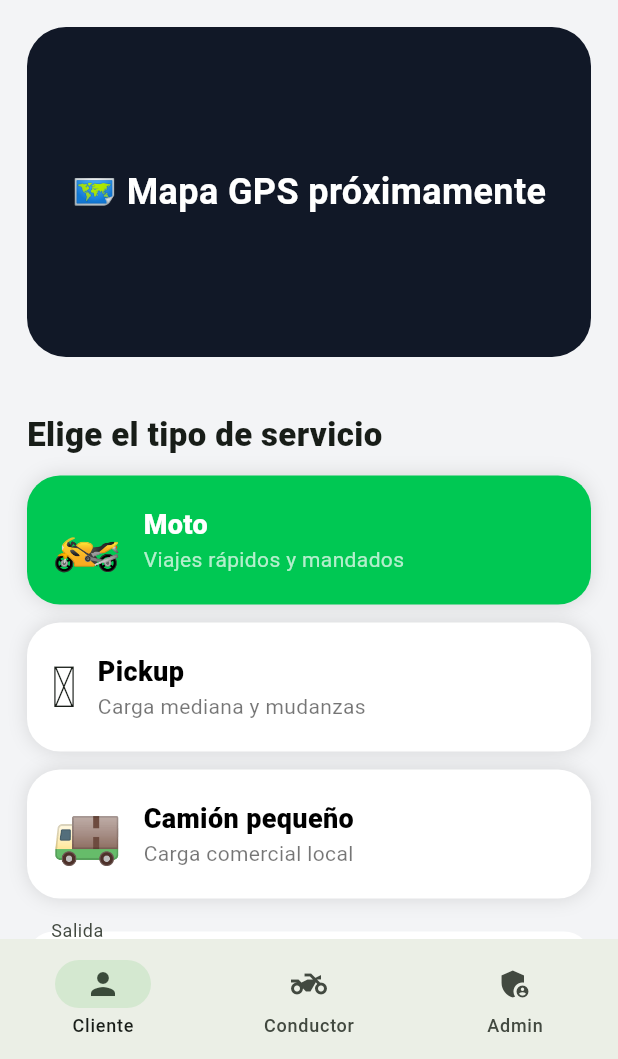
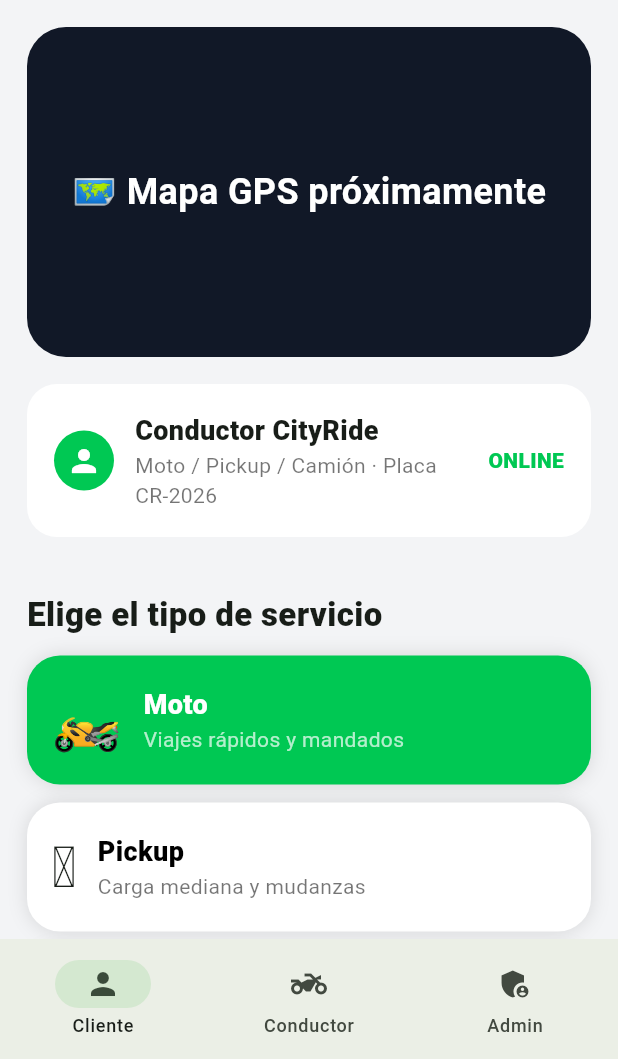
Before and after one commit to mikekatt5/cityride_cr, a Flutter app: the HomeScreen screen opened directly with empty values, on a phone screen of 412 x 824 dp, the part 177-1236 px from its top. Run offline on Flutter 3.47's test engine with Material 3 defaults, Android fonts, the phone set to English and light mode, and no system bars.

Commit message:
Conductores online y asignacion de viajes

```diff
--- a/lib/main.dart
+++ b/lib/main.dart
@@ -24,6 +24,29 @@
 
 enum UserRole { cliente, conductor, admin }
 enum ServiceType { moto, pickup, camion }
+
+class DriverProfile {
+  final String name;
+  final String vehicle;
+  final String plate;
+  final bool online;
+
+  const DriverProfile({
+    required this.name,
+    required this.vehicle,
+    required this.plate,
+    required this.online,
+  });
+
+  DriverProfile copyWith({bool? online}) {
+    return DriverProfile(
+      name: name,
+      vehicle: vehicle,
+      plate: plate,
+      online: online ?? this.online,
+    );
+  }
+}
 
 class ServiceInfo {
   final String name;
@@ -83,6 +106,7 @@
   final int minutes;
   final int price;
   final String status;
+  final DriverProfile? driver;
 
   const Trip({
     required this.service,
@@ -92,9 +116,10 @@
     required this.minutes,
     required this.price,
     required this.status,
+    this.driver,
   });
 
-  Trip copyWith({String? status}) {
+  Trip copyWith({String? status, DriverProfile? driver}) {
     return Trip(
       service: service,
       pickup: pickup,
@@ -103,6 +128,7 @@
       minutes: minutes,
       price: price,
       status: status ?? this.status,
+      driver: driver ?? this.driver,
     );
   }
 }
@@ -156,10 +182,14 @@
           child: Column(
             crossAxisAlignment: CrossAxisAlignment.start,
             children: [
-              const Text('CityRide CR',
-                  style: TextStyle(color: Colors.white, fontSize: 42, fontWeight: FontWeight.w900)),
-              const Text('Moto, pickup y camión pequeño en Costa Rica',
-                  style: TextStyle(color: Colors.white70, fontSize: 16)),
+              const Text(
+                'CityRide CR',
+                style: TextStyle(color: Colors.white, fontSize: 42, fontWeight: FontWeight.w900),
+              ),
+              const Text(
+                'Moto, pickup y camión pequeño en Costa Rica',
+                style: TextStyle(color: Colors.white70, fontSize: 16),
+              ),
               const SizedBox(height: 28),
               Container(
                 padding: const EdgeInsets.all(22),
@@ -167,8 +197,10 @@
                 child: Column(
                   crossAxisAlignment: CrossAxisAlignment.start,
                   children: [
-                    Text(isRegister ? 'Crear cuenta' : 'Iniciar sesión',
-                        style: const TextStyle(fontSize: 28, fontWeight: FontWeight.w900)),
+                    Text(
+                      isRegister ? 'Crear cuenta' : 'Iniciar sesión',
+                      style: const TextStyle(fontSize: 28, fontWeight: FontWeight.w900),
+                    ),
                     const Text('Selecciona cómo quieres entrar', style: TextStyle(color: Colors.black54)),
                     const SizedBox(height: 18),
                     Row(
@@ -195,9 +227,11 @@
                           shape: RoundedRectangleBorder(borderRadius: BorderRadius.circular(18)),
                         ),
                         onPressed: enterApp,
-                        child: Text(isRegister
+                        child: Text(
+                          isRegister
                               ? 'Registrarme como ${roleName(selectedRole)}'
-                            : 'Entrar como ${roleName(selectedRole)}'),
+                              : 'Entrar como ${roleName(selectedRole)}',
+                        ),
                       ),
                     ),
                     Center(
@@ -230,8 +264,10 @@
           child: Column(
             children: [
               Icon(roleIcon(role), color: selected ? Colors.white : Colors.black),
-              Text(roleName(role),
-                  style: TextStyle(color: selected ? Colors.white : Colors.black, fontWeight: FontWeight.bold)),
+              Text(
+                roleName(role),
+                style: TextStyle(color: selected ? Colors.white : Colors.black, fontWeight: FontWeight.bold),
+              ),
             ],
           ),
         ),
@@ -272,6 +308,13 @@
   Trip? activeTrip;
   final List<Trip> completedTrips = [];
 
+  DriverProfile driver = const DriverProfile(
+    name: 'Conductor CityRide',
+    vehicle: 'Moto / Pickup / Camión',
+    plate: 'CR-2026',
+    online: true,
+  );
+
   @override
   void initState() {
     super.initState();
@@ -285,13 +328,28 @@
     });
   }
 
+  void toggleDriverOnline() {
+    setState(() {
+      driver = driver.copyWith(online: !driver.online);
+    });
+  }
+
   void acceptTrip() {
-    if (activeTrip == null) return;
-    setState(() => activeTrip = activeTrip!.copyWith(status: 'Aceptado por conductor'));
+    if (activeTrip == null || !driver.online) return;
+
+    setState(() {
+      activeTrip = activeTrip!.copyWith(
+        status: 'Aceptado por conductor',
+        driver: driver,
+      );
+    });
   }
 
   void finishTrip() {
-    if (activeTrip != null) completedTrips.add(activeTrip!.copyWith(status: 'Completado'));
+    if (activeTrip != null) {
+      completedTrips.add(activeTrip!.copyWith(status: 'Completado'));
+    }
+
     setState(() {
       activeTrip = null;
       tab = 0;
@@ -305,16 +363,30 @@
   @override
   Widget build(BuildContext context) {
     final pages = [
-      ClientPage(userName: widget.userName, onCreateTrip: createTrip, activeTrip: activeTrip, onLogout: logout),
+      ClientPage(
+        userName: widget.userName,
+        onCreateTrip: createTrip,
+        activeTrip: activeTrip,
+        driver: driver,
+        onLogout: logout,
+      ),
       DriverPage(
         userName: widget.userName,
         trip: activeTrip,
         history: completedTrips,
+        driver: driver,
+        onToggleOnline: toggleDriverOnline,
         onAccept: acceptTrip,
         onFinish: finishTrip,
         onLogout: logout,
       ),
-      AdminPage(userName: widget.userName, trip: activeTrip, history: completedTrips, onLogout: logout),
+      AdminPage(
+        userName: widget.userName,
+        trip: activeTrip,
+        history: completedTrips,
+        driver: driver,
+        onLogout: logout,
+      ),
     ];
 
     return Scaffold(
@@ -336,6 +408,7 @@
   final String userName;
   final Function(Trip) onCreateTrip;
   final Trip? activeTrip;
+  final DriverProfile driver;
   final VoidCallback onLogout;
 
   const ClientPage({
@@ -343,6 +416,7 @@
     required this.userName,
     required this.onCreateTrip,
     required this.activeTrip,
+    required this.driver,
     required this.onLogout,
   });
 
@@ -380,6 +454,8 @@
             const SizedBox(height: 18),
             mapBox(),
             const SizedBox(height: 18),
+            driverStatusCard(widget.driver),
+            const SizedBox(height: 18),
             if (widget.activeTrip != null) TripCard(trip: widget.activeTrip!),
             const SizedBox(height: 18),
             const Text('Elige el tipo de servicio', style: TextStyle(fontSize: 22, fontWeight: FontWeight.w900)),
@@ -409,8 +485,10 @@
       height: 220,
       decoration: BoxDecoration(color: const Color(0xFF111827), borderRadius: BorderRadius.circular(26)),
       child: const Center(
-        child: Text('🗺️ Mapa GPS próximamente',
-            style: TextStyle(color: Colors.white, fontSize: 24, fontWeight: FontWeight.bold)),
+        child: Text(
+          '🗺️ Mapa GPS próximamente',
+          style: TextStyle(color: Colors.white, fontSize: 24, fontWeight: FontWeight.bold),
+        ),
       ),
     );
   }
@@ -433,13 +511,18 @@
             const SizedBox(width: 14),
             Expanded(
               child: Column(crossAxisAlignment: CrossAxisAlignment.start, children: [
-                Text(entry.value.name,
+                Text(
+                  entry.value.name,
                   style: TextStyle(
                     fontSize: 18,
                     fontWeight: FontWeight.w900,
-                        color: isSelected ? Colors.white : Colors.black)),
-                Text(entry.value.description,
-                    style: TextStyle(color: isSelected ? Colors.white70 : Colors.black54)),
+                    color: isSelected ? Colors.white : Colors.black,
+                  ),
+                ),
+                Text(
+                  entry.value.description,
+                  style: TextStyle(color: isSelected ? Colors.white70 : Colors.black54),
+                ),
               ]),
             ),
           ],
@@ -475,13 +558,19 @@
         children: [
           Row(
             children: [
-              const Expanded(child: Text('Precio estimado', style: TextStyle(fontSize: 18, fontWeight: FontWeight.bold))),
-              Text('₡$price',
-                  style: const TextStyle(fontSize: 30, fontWeight: FontWeight.w900, color: Color(0xFF00C853))),
+              const Expanded(
+                child: Text('Precio estimado', style: TextStyle(fontSize: 18, fontWeight: FontWeight.bold)),
+              ),
+              Text(
+                '₡$price',
+                style: const TextStyle(fontSize: 30, fontWeight: FontWeight.w900, color: Color(0xFF00C853)),
+              ),
             ],
           ),
-          Text('Base ₡${s.baseFare} · Km ₡${s.kmPrice} · Min ₡${s.minutePrice} · Mínimo ₡${s.minimumFare}',
-              style: const TextStyle(color: Colors.black54)),
+          Text(
+            'Base ₡${s.baseFare} · Km ₡${s.kmPrice} · Min ₡${s.minutePrice} · Mínimo ₡${s.minimumFare}',
+            style: const TextStyle(color: Colors.black54),
+          ),
         ],
       ),
     );
@@ -493,11 +582,12 @@
       height: 58,
       child: ElevatedButton(
         style: ElevatedButton.styleFrom(
-          backgroundColor: Colors.black,
+          backgroundColor: widget.driver.online ? Colors.black : Colors.grey,
           foregroundColor: Colors.white,
           shape: RoundedRectangleBorder(borderRadius: BorderRadius.circular(18)),
         ),
-        onPressed: () {
+        onPressed: widget.driver.online
+            ? () {
                 widget.onCreateTrip(
                   Trip(
                     service: selected,
@@ -509,8 +599,12 @@
                     status: 'Buscando conductor',
                   ),
                 );
-        },
-        child: const Text('Solicitar servicio', style: TextStyle(fontSize: 18, fontWeight: FontWeight.bold)),
+              }
+            : null,
+        child: Text(
+          widget.driver.online ? 'Solicitar servicio' : 'No hay conductores disponibles',
+          style: const TextStyle(fontSize: 18, fontWeight: FontWeight.bold),
+        ),
       ),
     );
   }
@@ -520,6 +614,8 @@
   final String userName;
   final Trip? trip;
   final List<Trip> history;
+  final DriverProfile driver;
+  final VoidCallback onToggleOnline;
   final VoidCallback onAccept;
   final VoidCallback onFinish;
   final VoidCallback onLogout;
@@ -529,6 +625,8 @@
     required this.userName,
     required this.trip,
     required this.history,
+    required this.driver,
+    required this.onToggleOnline,
     required this.onAccept,
     required this.onFinish,
     required this.onLogout,
@@ -545,15 +643,26 @@
           children: [
             topBar('Panel Conductor', userName, onLogout),
             const SizedBox(height: 14),
+            driverPanelCard(driver, onToggleOnline),
+            const SizedBox(height: 14),
             metricBox('Ganancia acumulada', '₡$totalGanado'),
             metricBox('Viajes completados', '${history.length}'),
             const SizedBox(height: 20),
             if (trip == null)
-              const Center(child: Padding(padding: EdgeInsets.all(30), child: Text('No hay solicitudes activas')))
+              const Center(
+                child: Padding(
+                  padding: EdgeInsets.all(30),
+                  child: Text('No hay solicitudes activas'),
+                ),
+              )
             else ...[
               TripCard(trip: trip!),
               const SizedBox(height: 14),
-              button('Aceptar viaje', const Color(0xFF00C853), onAccept),
+              button(
+                driver.online ? 'Aceptar viaje' : 'Activa disponible para aceptar',
+                driver.online ? const Color(0xFF00C853) : Colors.grey,
+                driver.online ? onAccept : null,
+              ),
               const SizedBox(height: 12),
               button('Finalizar viaje', Colors.black, onFinish),
             ],
@@ -565,7 +674,7 @@
     );
   }
 
-  Widget button(String text, Color color, VoidCallback onTap) {
+  Widget button(String text, Color color, VoidCallback? onTap) {
     return SizedBox(
       width: double.infinity,
       height: 58,
@@ -582,9 +691,17 @@
   final String userName;
   final Trip? trip;
   final List<Trip> history;
+  final DriverProfile driver;
   final VoidCallback onLogout;
 
-  const AdminPage({super.key, required this.userName, required this.trip, required this.history, required this.onLogout});
+  const AdminPage({
+    super.key,
+    required this.userName,
+    required this.trip,
+    required this.history,
+    required this.driver,
+    required this.onLogout,
+  });
 
   @override
   Widget build(BuildContext context) {
@@ -599,6 +716,9 @@
           children: [
             topBar('Panel Admin', userName, onLogout),
             const SizedBox(height: 14),
+            driverStatusCard(driver),
+            const SizedBox(height: 14),
+            metricBox('Conductores online', driver.online ? '1' : '0'),
             metricBox('Viajes activos', trip == null ? '0' : '1'),
             metricBox('Viajes completados', '${history.length}'),
             metricBox('Ventas totales', '₡$totalVentas'),
@@ -628,6 +748,57 @@
           ]),
         ),
         IconButton(onPressed: onLogout, icon: const Icon(Icons.logout, color: Colors.white)),
+      ],
+    ),
+  );
+}
+
+Widget driverStatusCard(DriverProfile driver) {
+  return Container(
+    padding: const EdgeInsets.all(18),
+    decoration: BoxDecoration(color: Colors.white, borderRadius: BorderRadius.circular(20)),
+    child: Row(
+      children: [
+        CircleAvatar(
+          backgroundColor: driver.online ? const Color(0xFF00C853) : Colors.grey,
+          child: const Icon(Icons.person, color: Colors.white),
+        ),
+        const SizedBox(width: 14),
+        Expanded(
+          child: Column(crossAxisAlignment: CrossAxisAlignment.start, children: [
+            Text(driver.name, style: const TextStyle(fontWeight: FontWeight.w900, fontSize: 18)),
+            Text('${driver.vehicle} · Placa ${driver.plate}', style: const TextStyle(color: Colors.black54)),
+          ]),
+        ),
+        Text(
+          driver.online ? 'ONLINE' : 'OFFLINE',
+          style: TextStyle(
+            color: driver.online ? const Color(0xFF00C853) : Colors.grey,
+            fontWeight: FontWeight.w900,
+          ),
+        ),
+      ],
+    ),
+  );
+}
+
+Widget driverPanelCard(DriverProfile driver, VoidCallback onToggle) {
+  return Container(
+    padding: const EdgeInsets.all(18),
+    decoration: BoxDecoration(color: Colors.white, borderRadius: BorderRadius.circular(20)),
+    child: Row(
+      children: [
+        Expanded(
+          child: Column(crossAxisAlignment: CrossAxisAlignment.start, children: [
+            const Text('Estado del conductor', style: TextStyle(fontWeight: FontWeight.w900, fontSize: 18)),
+            Text(driver.online ? 'Disponible para recibir viajes' : 'No disponible'),
+          ]),
+        ),
+        Switch(
+          value: driver.online,
+          activeColor: const Color(0xFF00C853),
+          onChanged: (_) => onToggle(),
+        ),
       ],
     ),
   );
@@ -683,6 +854,12 @@
         children: [
           Text('${service.emoji} ${service.name}', style: const TextStyle(fontSize: 24, fontWeight: FontWeight.w900)),
           Text('Estado: ${trip.status}', style: const TextStyle(color: Color(0xFF00C853), fontWeight: FontWeight.bold)),
+          if (trip.driver != null) ...[
+            const SizedBox(height: 8),
+            Text('Conductor: ${trip.driver!.name}'),
+            Text('Vehículo: ${trip.driver!.vehicle}'),
+            Text('Placa: ${trip.driver!.plate}'),
+          ],
           const SizedBox(height: 10),
           Text('Salida: ${trip.pickup}'),
           Text('Destino: ${trip.destination}'),
```
Lines whose indentation alone changed are shown as unchanged.
